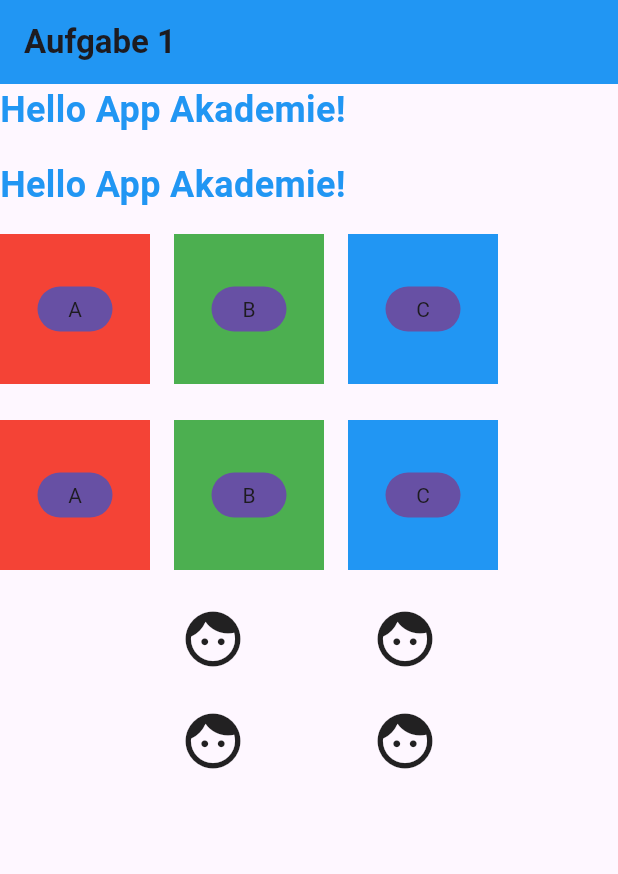
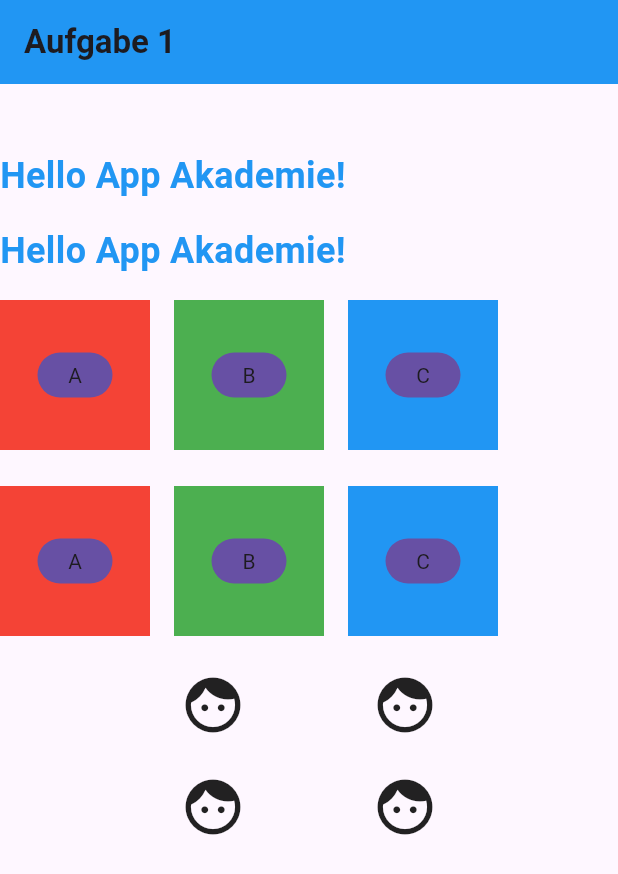
Before and after one commit to Far012/erste_flutter_app, a Flutter app: the screen it shows after launch, on a phone screen of 412 x 824 dp. Shown: the top 874 px of the screen. Run offline on Flutter 3.47's test engine with Material 3 defaults, Android fonts, the phone set to English and light mode, and no system bars.

Commit message:
widget_uebersicht_v4

```diff
--- a/lib/4.2.4_Widgetuebersicht_Bonus/widget_uebersicht.dart
+++ b/lib/4.2.4_Widgetuebersicht_Bonus/widget_uebersicht.dart
@@ -14,6 +14,7 @@ class WidgetUebersicht extends StatelessWidget {
       body: Column(
         mainAxisAlignment: MainAxisAlignment.start,
         children: [
+          SizedBox(height: 44),
           AppAkademieText(),
           SizedBox(height: 16),
           AppAkademieText(),
```
